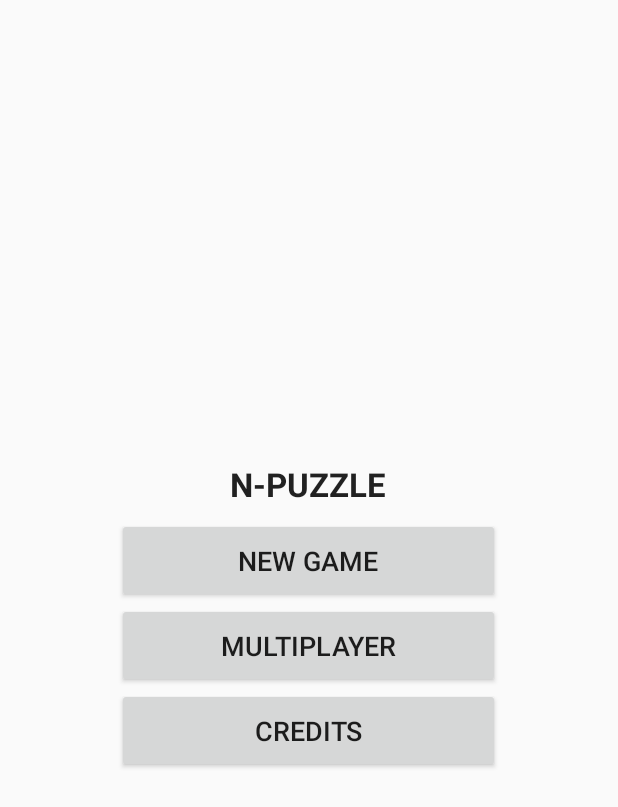
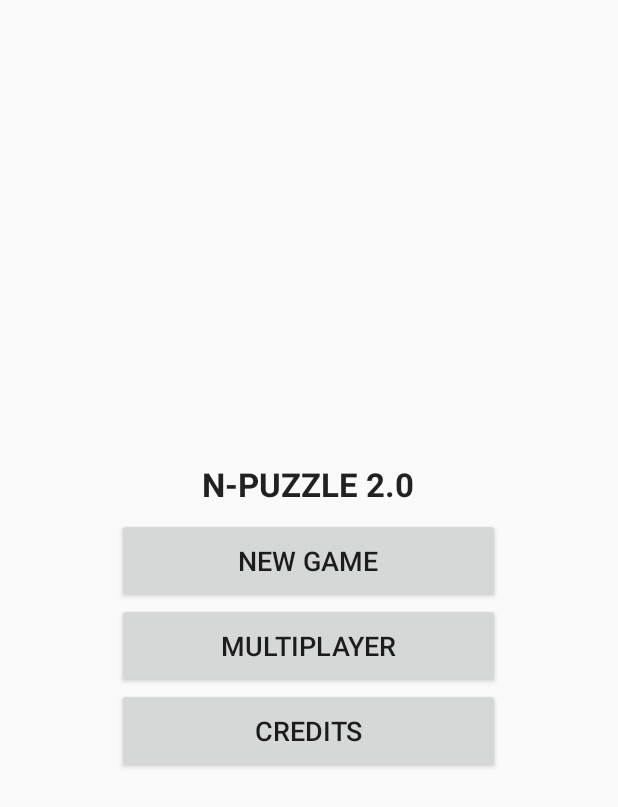
Before and after one commit to JeroenSchonenberg/nPuzzle2.0, an Android app: the screen it shows after launch (MainMenuActivity), on a phone screen of 412 x 824 dp. Shown: the top 807 px of the screen. Run offline under Robolectric (Android 15) with nearby library versions, the phone set to English and light mode, and no system bars; our stand-ins replace ButterKnife.

Commit message:
test: changed app title

```diff
--- a/app/src/main/res/values/strings.xml
+++ b/app/src/main/res/values/strings.xml
@@ -2,7 +2,7 @@
     <string name="app_name">nPuzzle</string>
 
     <!-- activity titles -->
-    <string name="title_activity_main_menu">n-puzzle</string>
+    <string name="title_activity_main_menu">n-puzzle 2.0</string>
     <string name="title_activity_select_image">pick a puzzle</string>
     <string name="title_activity_select_difficulty">pick a difficulty</string>
     <string name="title_activity_gameplay">Puzzle</string>
```
Also changed, not shown: 1 other file.
